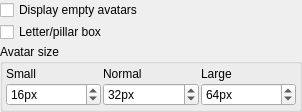
Before: the Qt Designer form src/plugins/avatars/avatarsizeoptionswidget.ui in eyecu-im/eyecu-qt, drawn with Qt 5.
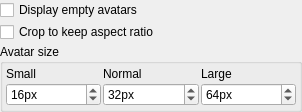
After: the same form once the commit is applied.

Patch:
```diff
--- a/src/plugins/avatars/avatarsizeoptionswidget.ui
+++ b/src/plugins/avatars/avatarsizeoptionswidget.ui
@@ -39,7 +39,7 @@
    <item>
     <widget class="QCheckBox" name="cbLetterPillarBox">
      <property name="text">
-      <string>Letter/pillar box</string>
+      <string>Crop to keep aspect ratio</string>
      </property>
     </widget>
    </item>
```
Left out of the diff: 4 changed lines with no effect on the pictures.
